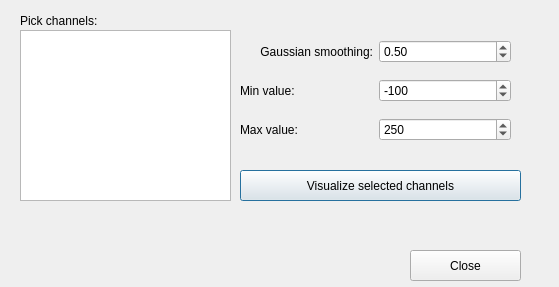
cibr-jyu/meggie, file meggie/ui/qt4Designer_ui_files/visualizeEpochChannelDialog.ui: the form before one commit.
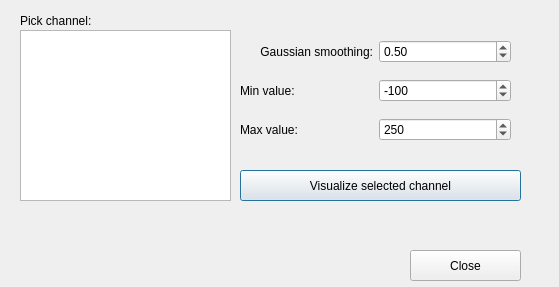
The form after the commit.

Commit message: Fixing epoch channel visualization dialog

Diff of the .ui file:
```diff
--- a/meggie/ui/qt4Designer_ui_files/visualizeEpochChannelDialog.ui
+++ b/meggie/ui/qt4Designer_ui_files/visualizeEpochChannelDialog.ui
@@ -33,7 +33,7 @@
     </rect>
    </property>
    <property name="text">
-    <string>Pick channels:</string>
+    <string>Pick channel:</string>
    </property>
   </widget>
   <widget class="QPushButton" name="pushButtonVisualizeChannels">
@@ -46,7 +46,7 @@
     </rect>
    </property>
    <property name="text">
-    <string>Visualize selected channels</string>
+    <string>Visualize selected channel</string>
    </property>
   </widget>
   <widget class="QWidget" name="verticalLayoutWidget">
```
Left out of the diff: 2 changed lines with no effect on the pictures. The commit also changes 2 other files.
